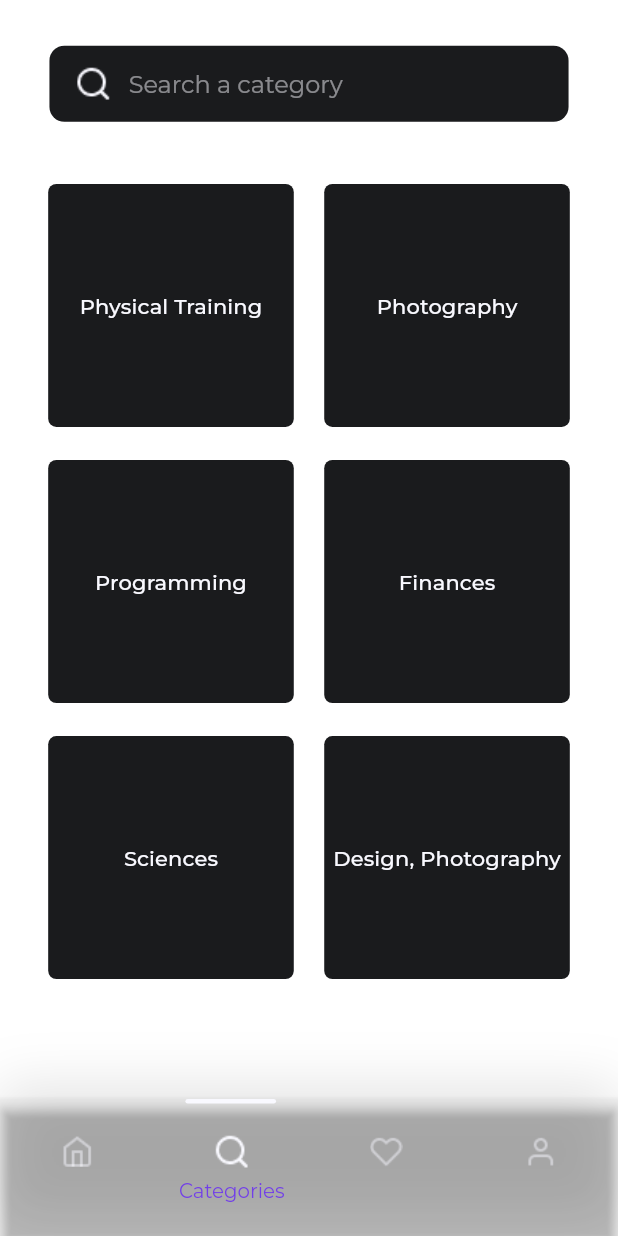
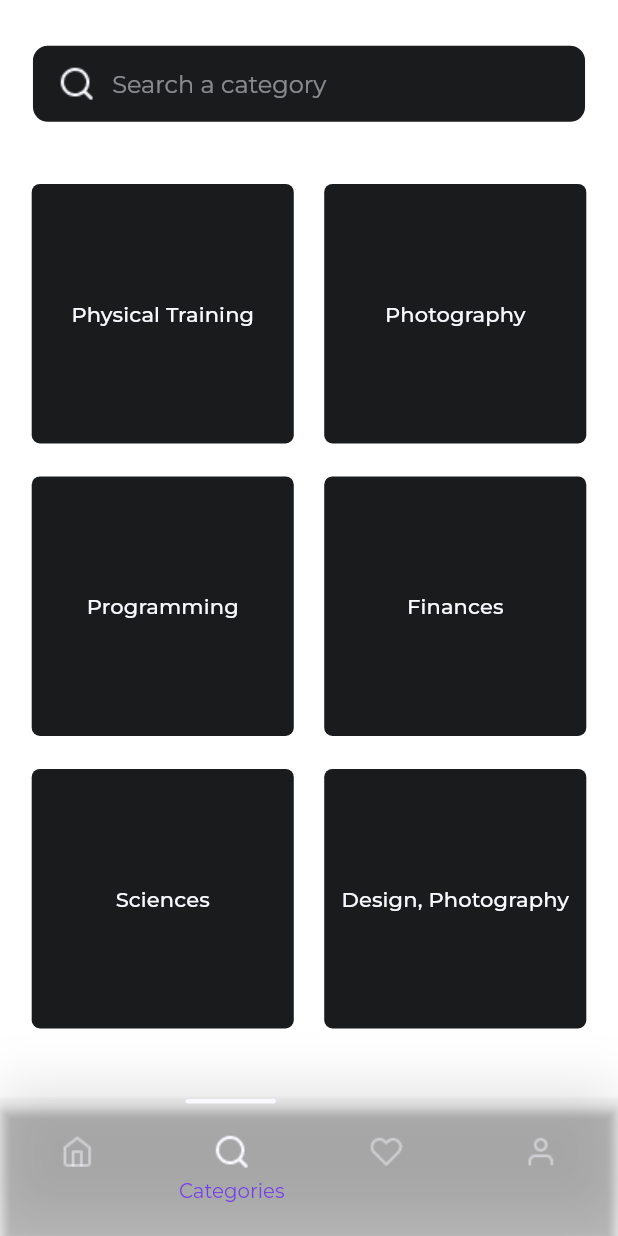
Before and after one commit to Eng-Yuri89/teachme, a Flutter app: the screen it shows once a user with an empty profile is signed in, item 2 of the bottom bar chosen, on a phone screen of 412 x 824 dp. Run offline on Flutter 3.47's test engine with Material 2 defaults, Android fonts, the phone set to English and light mode, and no system bars; our stand-ins replace auto_size_text, cloud_firestore, firebase_auth, firebase_messaging, firebase_storage, flutter_svg and 8 more; missing offline and left inert: device_calendar, flutter_rounded_date_picker, queries; accounts and stored records are empty; network calls fail; statements that could not run were skipped.

Commit message:
Fix category screen

```diff
--- a/lib/ui/screens/home/category_screen.dart
+++ b/lib/ui/screens/home/category_screen.dart
@@ -38,7 +38,7 @@ class _CategoryScreenState extends State<CategoryScreen> {
   Widget _filterInput(BuildContext context) {
     return Padding(
       padding: EdgeInsets.symmetric(
-          horizontal: screenAwareWidth(30, context),
+          horizontal: screenAwareWidth(20, context),
           vertical: screenAwareHeight(30, context)),
       child: Container(
         padding:
@@ -96,7 +96,7 @@ class _CategoryScreenState extends State<CategoryScreen> {
     return Expanded(
       child: GridView.count(
         padding:
-            EdgeInsets.symmetric(horizontal: screenAwareWidth(20, context)),
+            EdgeInsets.symmetric(horizontal: screenAwareWidth(10, context)),
         crossAxisCount: 2,
         children: _categories
             .map(
```
